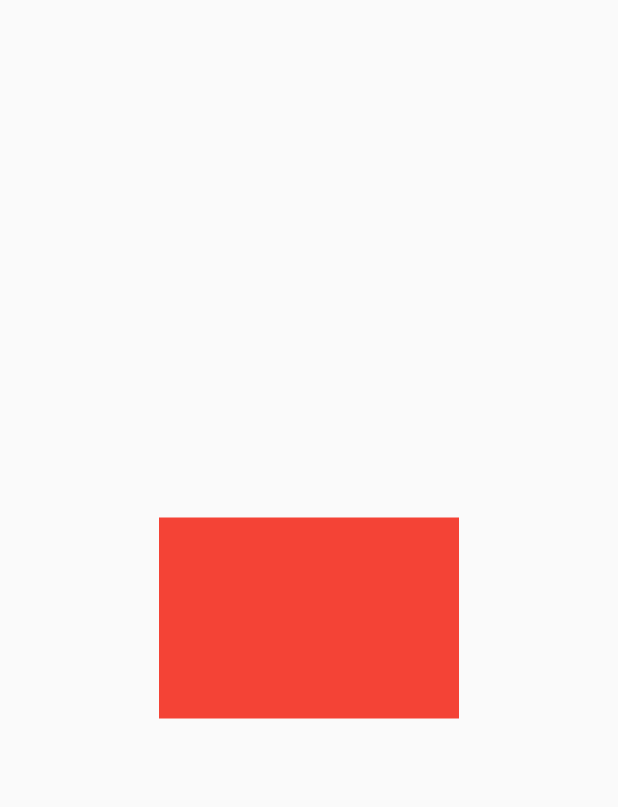
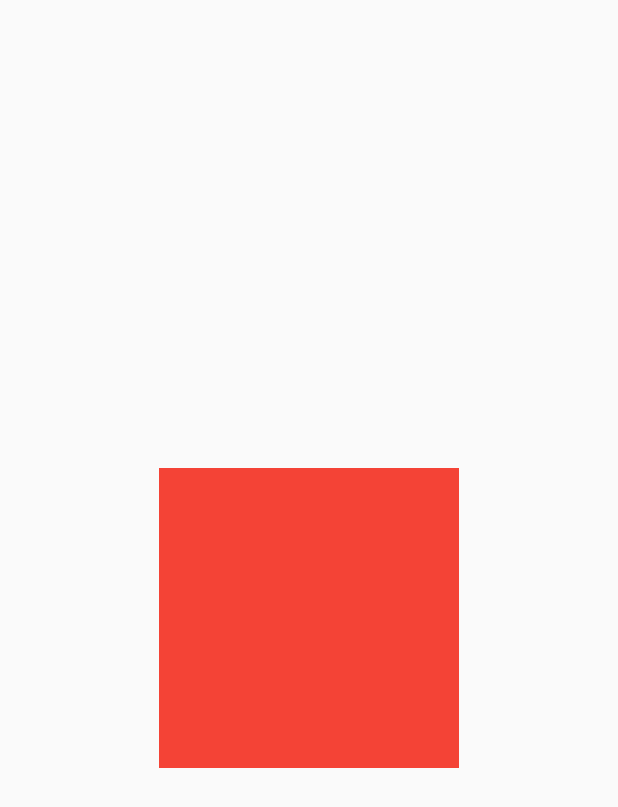
Before and after one commit to infraboy/Flutter-Practice, a Flutter app: the screen it shows after launch, on a phone screen of 412 x 824 dp. Shown: the top 807 px of the screen. Run offline on Flutter 3.47's test engine with Material 2 defaults, Android fonts, the light colour scheme and no system bars; missing offline and left inert: dart:ffi.

Commit message:
minor changes

```diff
--- a/animations_staggered/lib/pages/home.dart
+++ b/animations_staggered/lib/pages/home.dart
@@ -43,14 +43,11 @@ class Home extends StatefulWidget {
 
 class _HomeState extends State<Home> with SingleTickerProviderStateMixin {
   late AnimationController _animationController;
-  late Animation<double> _widthTweenAnimation;
-  late Animation<double> _heightTweenAnimation;
-  late Animation<double> _textWidthTweenAnimation;
 
   @override
   void initState() {
     _animationController =
-        AnimationController(vsync: this, duration: Duration(seconds: 10));
+        AnimationController(vsync: this, duration: Duration(seconds: 1));
     _animationController.forward();
     super.initState();
   }
```
